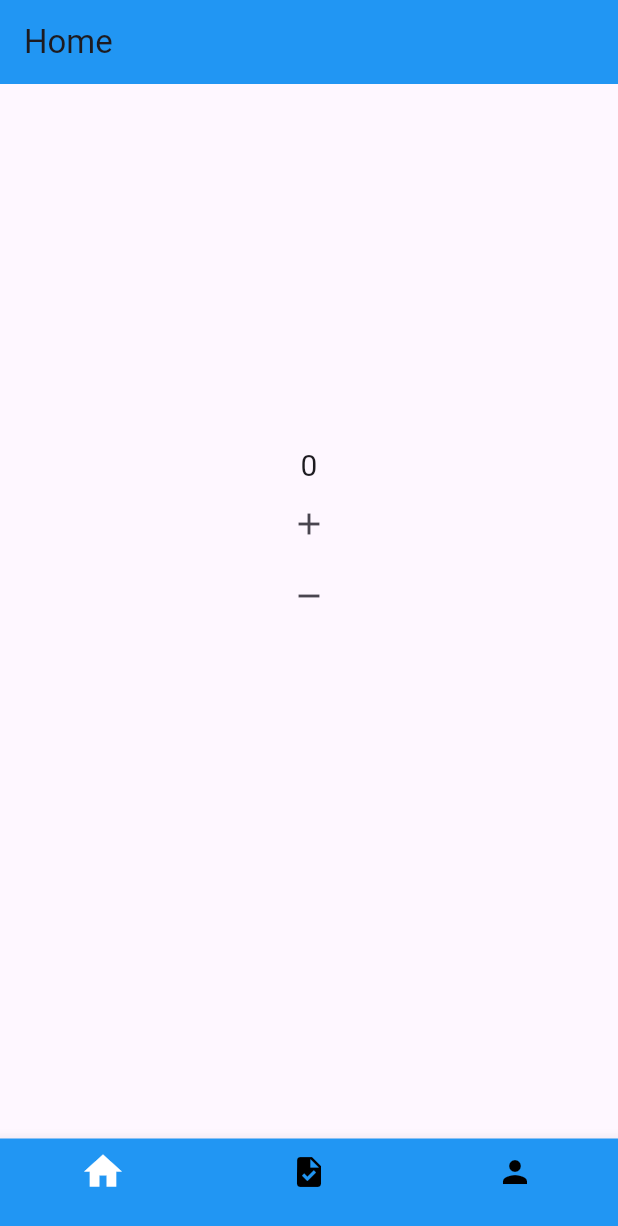
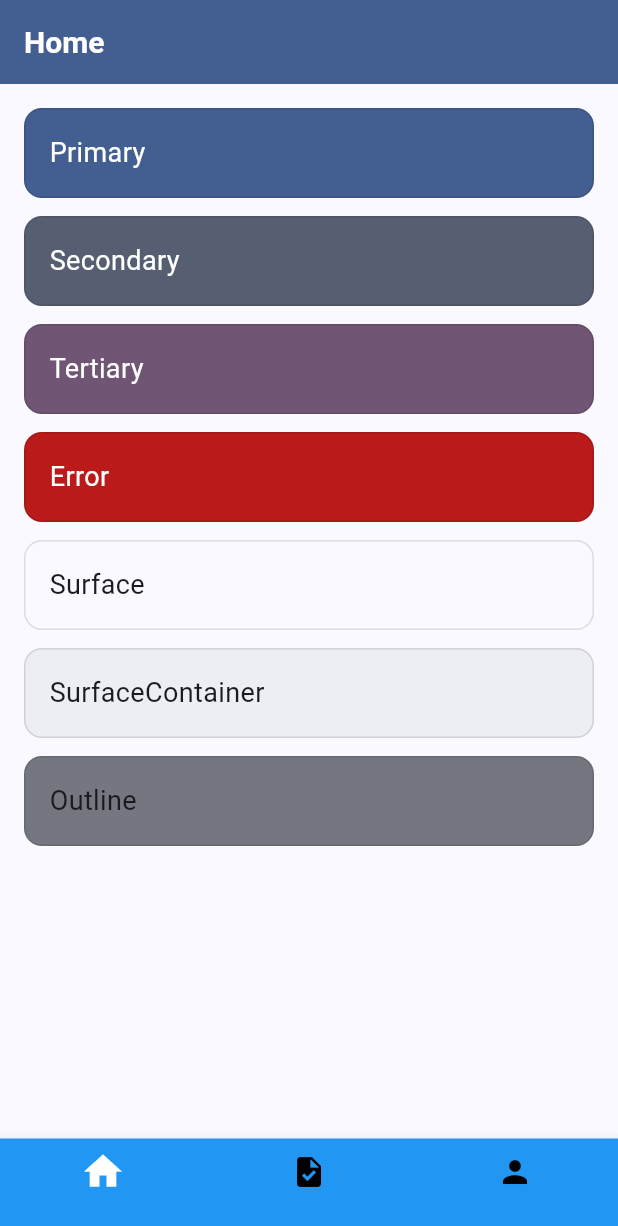
Before and after one commit to EduDevOliveira/SuperList, a Flutter app: the screen it shows after launch, on a phone screen of 412 x 824 dp. Shown: the top 1226 px of the screen. Run offline on Flutter 3.47's test engine with Material 3 defaults, Android fonts, the phone set to English and light mode, and no system bars; our stand-ins replace dio, equatable, firebase_core, flutter_bloc, flutter_modular, flutter_secure_storage and 1 more; accounts and stored records are empty.

Commit message:
Ajuste de temas

```diff
--- /dev/null
+++ b/lib/core/themes/app_theme.dart
@@ -0,0 +1,23 @@
+import 'package:flutter/material.dart';
+import 'color_schemes.dart';
+import 'text_styles.dart';
+
+class AppTheme {
+  static ThemeData light = ThemeData(
+    useMaterial3: true,
+    colorScheme: lightColorScheme,
+    textTheme: const TextTheme(
+      titleLarge: AppTextStyles.title,
+      bodyMedium: AppTextStyles.body,
+    ),
+  );
+
+  static ThemeData dark = ThemeData(
+    useMaterial3: true,
+    colorScheme: darkColorScheme,
+    textTheme: const TextTheme(
+      titleLarge: AppTextStyles.title,
+      bodyMedium: AppTextStyles.body,
+    ),
+  );
+}
--- /dev/null
+++ b/lib/core/themes/color_schemes.dart
@@ -0,0 +1,16 @@
+import 'package:flutter/material.dart';
+
+// const seedColor = Colors.red;
+// const seedColor = Color(0xFFD32F2F); // vermelho intenso
+// const seedColor = Color(0xFFB71C1C); // vermelho sangue escuro
+const seedColor = Color.fromARGB(255, 23, 92, 184);
+
+final lightColorScheme = ColorScheme.fromSeed(
+  seedColor: seedColor,
+  brightness: Brightness.light,
+);
+
+final darkColorScheme = ColorScheme.fromSeed(
+  seedColor: seedColor,
+  brightness: Brightness.dark,
+);
--- /dev/null
+++ b/lib/core/themes/text_styles.dart
@@ -0,0 +1,6 @@
+import 'package:flutter/material.dart';
+
+class AppTextStyles {
+  static const title = TextStyle(fontSize: 20, fontWeight: FontWeight.bold);
+  static const body = TextStyle(fontSize: 16);
+}
--- a/lib/features/app/presentation/app_widget.dart
+++ b/lib/features/app/presentation/app_widget.dart
@@ -1,6 +1,7 @@
 import 'package:flutter/material.dart';
 import 'package:flutter_bloc/flutter_bloc.dart';
 import 'package:flutter_modular/flutter_modular.dart';
+import 'package:supertodolist/core/themes/app_theme.dart';
 import 'package:supertodolist/features/app/presentation/bloc/app_bloc.dart';
 
 class AppWidget extends StatefulWidget {
@@ -21,13 +22,9 @@ class _AppWidgetState extends State<AppWidget> {
       builder: (context, appState) {
         return MaterialApp.router(
           title: 'Supertodolist',
-          theme: ThemeData(
-            brightness: Brightness.light,
-          ),
-          darkTheme: ThemeData(
-            brightness: Brightness.dark,
-          ),
-          themeMode: appState.themeMode,
+          theme: AppTheme.light,
+          darkTheme: AppTheme.dark,
+          themeMode: ThemeMode.light,
           routerConfig: Modular.routerConfig,
         );
       },
--- a/lib/features/home/presentation/pages/home_page.dart
+++ b/lib/features/home/presentation/pages/home_page.dart
@@ -15,48 +15,47 @@ class _HomePageState extends State<HomePage> {
 
   @override
   Widget build(BuildContext context) {
+    final colors = Theme.of(context).colorScheme;
     return Scaffold(
       appBar: AppBar(
         title: Text('Home'),
-        backgroundColor: Colors.blue,
+        backgroundColor: Theme.of(context).colorScheme.primary,
+        foregroundColor: Theme.of(context).colorScheme.onPrimary,
       ),
-      body: BlocBuilder<HomeBloc, HomeState>(
-        bloc: bloc,
-        builder: (context, state) {
-          return SingleChildScrollView(
-            child: SizedBox(
-              width: double.maxFinite,
-              height: MediaQuery.sizeOf(context).height - 218,
-              child: Column(
-                mainAxisAlignment: MainAxisAlignment.center,
-                mainAxisSize: MainAxisSize.max,
-                children: [
-                  Text(
-                    key: Key('count'),
-                    state.value.toString(),
-                    style: TextStyle(
-                      fontSize: 20,
-                    ),
-                  ),
-
-                  IconButton(
-                    icon: Icon(Icons.add),
-                    onPressed: () {
-                      bloc.add(HomeEventIncrement());
-                    },
-                  ),
-                  IconButton(
-                    icon: Icon(Icons.remove),
-                    onPressed: () {
-                      bloc.add(HomeEventDecrement());
-                    },
-                  ),
-                ],
-              ),
-            ),
-          );
-        },
+      body: ListView(
+        padding: const EdgeInsets.all(16),
+        children: [
+          ColorTile("Primary", colors.primary, colors.onPrimary),
+          ColorTile("Secondary", colors.secondary, colors.onSecondary),
+          ColorTile("Tertiary", colors.tertiary, colors.onTertiary),
+          ColorTile("Error", colors.error, colors.onError),
+          ColorTile("Surface", colors.surface, colors.onSurface),
+          ColorTile("SurfaceContainer", colors.surfaceContainer, colors.onSurface),
+          ColorTile("Outline", colors.outline, colors.onSurface),
+        ],
       ),
     );
   }
 }
+
+class ColorTile extends StatelessWidget {
+  final String label;
+  final Color color;
+  final Color textColor;
+
+  const ColorTile(this.label, this.color, this.textColor, {super.key});
+
+  @override
+  Widget build(BuildContext context) {
+    return Container(
+      margin: const EdgeInsets.only(bottom: 12),
+      padding: const EdgeInsets.all(16),
+      decoration: BoxDecoration(
+        color: color,
+        borderRadius: BorderRadius.circular(12),
+        border: Border.all(color: Colors.black12),
+      ),
+      child: Text(label, style: TextStyle(color: textColor, fontSize: 18)),
+    );
+  }
+}
```
